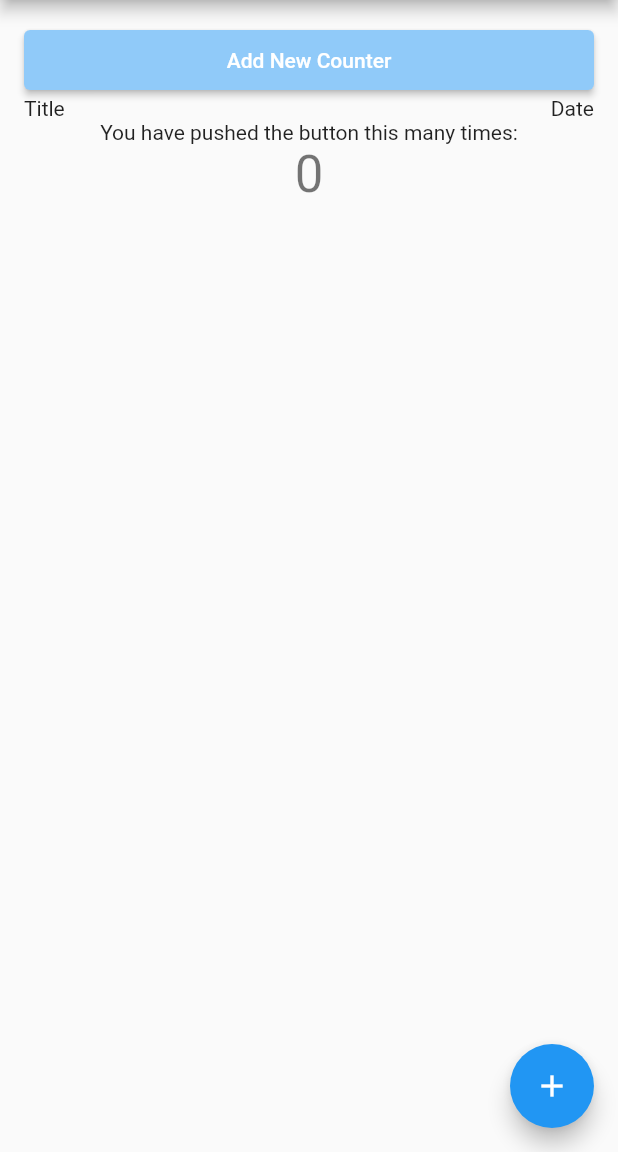
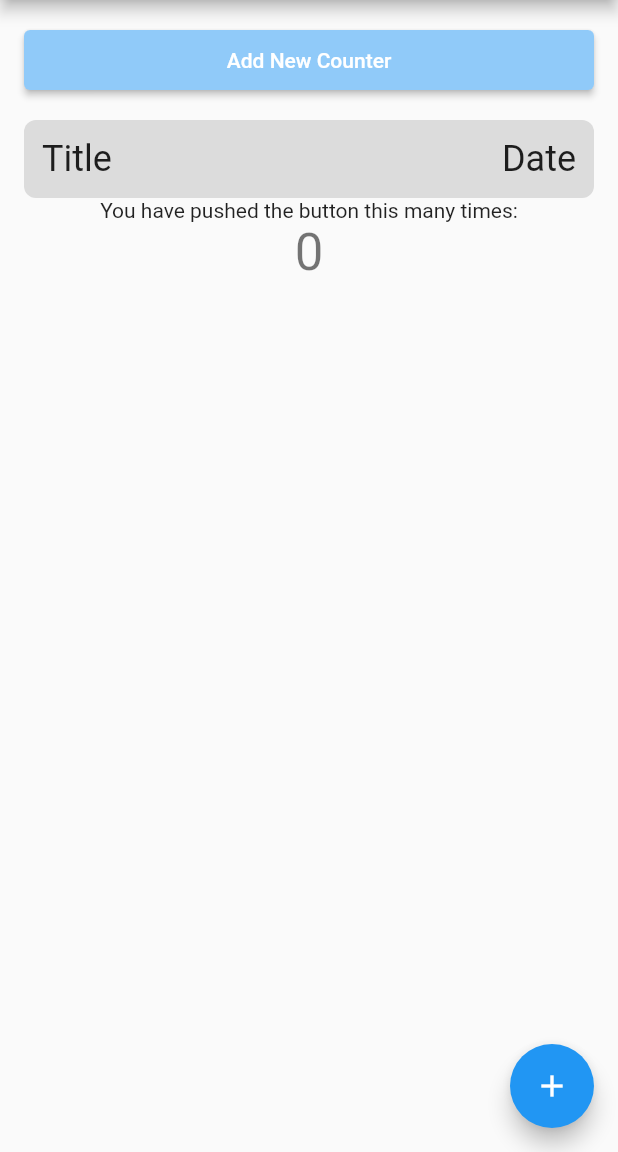
Before and after one commit to schmidt9/Advanced-Mala-Counter, a Flutter app: the screen it shows after launch, on a phone screen of 412 x 824 dp, the part 84-1236 px from its top. Run offline on Flutter 3.47's test engine with Material 2 defaults, Android fonts, the phone set to English and light mode, and no system bars.

Commit message:
style counter

```diff
--- a/advanced_mala_counter/lib/Counter.dart
+++ b/advanced_mala_counter/lib/Counter.dart
@@ -1,20 +1,32 @@
 import 'package:flutter/cupertino.dart';
+import 'package:flutter/material.dart';
 
 class Counter extends StatelessWidget {
-
   const Counter({super.key});
 
   @override
   Widget build(BuildContext context) {
-    return Column(
-      children: [
-        Row(children: const [
-          Text("Title"),
-          Spacer(),
-          Text("Date")
-        ],)
-      ],
+    return Container(
+      decoration: const BoxDecoration(
+          color: Colors.black12,
+          borderRadius: BorderRadius.all(Radius.circular(8))),
+      child: Padding(
+        padding: const EdgeInsets.all(12.0),
+        child: Column(
+          children: [
+            Row(
+              children: [
+                Text(
+                  "Title",
+                  style: Theme.of(context).textTheme.headlineSmall,
+                ),
+                const Spacer(),
+                Text("Date", style: Theme.of(context).textTheme.headlineSmall)
+              ],
+            )
+          ],
+        ),
+      ),
     );
   }
-
 }
--- a/advanced_mala_counter/lib/main.dart
+++ b/advanced_mala_counter/lib/main.dart
@@ -110,6 +110,7 @@ class _MyHomePageState extends State<MyHomePage> {
                   'Add New Counter'
                 ),
               ),
+              const SizedBox(height: 16),
               const Counter(),
               const Text(
                 'You have pushed the button this many times:',
```
